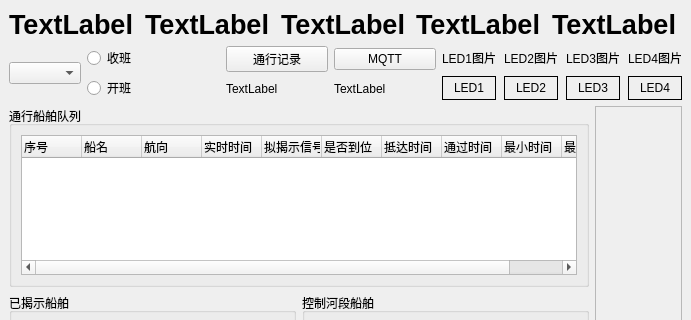
First picture: the form in mainwindow.ui, repository tengxinlin/controlSystem, before the edit; both pictures show x 0 to 691 and y 0 to 320 of the 691 by 800 pixel window.
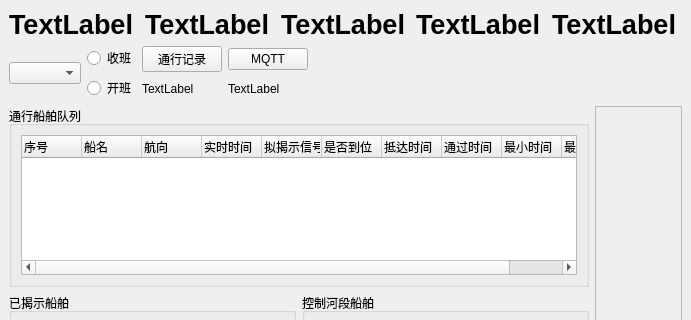
Second picture: the form after the edit.

The edit to the form file:
```diff
--- a/mainwindow.ui
+++ b/mainwindow.ui
@@ -92,7 +92,7 @@
        </layout>
       </item>
       <item>
-       <layout class="QHBoxLayout" name="horizontalLayout_top">
+       <layout class="QHBoxLayout" name="horizontalLayout_top" stretch="20,20,60">
         <item>
          <layout class="QHBoxLayout" name="horizontalLayout">
           <item>
@@ -162,164 +162,7 @@
          </layout>
         </item>
         <item>
-         <layout class="QHBoxLayout" name="horizontalLayout_led">
-          <item>
-           <layout class="QVBoxLayout" name="verticalLayout_led1">
-            <item>
-             <widget class="QLabel" name="label_led1_picture">
-              <property name="text">
-               <string>LED1图片</string>
-              </property>
-              <property name="alignment">
-               <set>Qt::AlignCenter</set>
-              </property>
-             </widget>
-            </item>
-            <item>
-             <widget class="QLabel" name="label_led1">
-              <property name="frameShape">
-               <enum>QFrame::Box</enum>
-              </property>
-              <property name="text">
-               <string>LED1</string>
-              </property>
-              <property name="alignment">
-               <set>Qt::AlignCenter</set>
-              </property>
-             </widget>
-            </item>
-           </layout>
-          </item>
-          <item>
-           <spacer name="horizontalSpacer">
-            <property name="orientation">
-             <enum>Qt::Horizontal</enum>
-            </property>
-            <property name="sizeType">
-             <enum>QSizePolicy::Preferred</enum>
-            </property>
-            <property name="sizeHint" stdset="0">
-             <size>
-              <width>2</width>
-              <height>20</height>
-             </size>
-            </property>
-           </spacer>
-          </item>
-          <item>
-           <layout class="QVBoxLayout" name="verticalLayout_led2">
-            <item>
-             <widget class="QLabel" name="label_led2_picture">
-              <property name="text">
-               <string>LED2图片</string>
-              </property>
-              <property name="alignment">
-               <set>Qt::AlignCenter</set>
-              </property>
-             </widget>
-            </item>
-            <item>
-             <widget class="QLabel" name="label_led2">
-              <property name="frameShape">
-               <enum>QFrame::Box</enum>
-              </property>
-              <property name="text">
-               <string>LED2</string>
-              </property>
-              <property name="alignment">
-               <set>Qt::AlignCenter</set>
-              </property>
-             </widget>
-            </item>
-           </layout>
-          </item>
-          <item>
-           <spacer name="horizontalSpacer_2">
-            <property name="orientation">
-             <enum>Qt::Horizontal</enum>
-            </property>
-            <property name="sizeType">
-             <enum>QSizePolicy::Preferred</enum>
-            </property>
-            <property name="sizeHint" stdset="0">
-             <size>
-              <width>2</width>
-              <height>20</height>
-             </size>
-            </property>
-           </spacer>
-          </item>
-          <item>
-           <layout class="QVBoxLayout" name="verticalLayout_led3">
-            <item>
-             <widget class="QLabel" name="label_led3_picture">
-              <property name="text">
-               <string>LED3图片</string>
-              </property>
-              <property name="alignment">
-               <set>Qt::AlignCenter</set>
-              </property>
-             </widget>
-            </item>
-            <item>
-             <widget class="QLabel" name="label_led3">
-              <property name="frameShape">
-               <enum>QFrame::Box</enum>
-              </property>
-              <property name="text">
-               <string>LED3</string>
-              </property>
-              <property name="alignment">
-               <set>Qt::AlignCenter</set>
-              </property>
-             </widget>
-            </item>
-           </layout>
-          </item>
-          <item>
-           <spacer name="horizontalSpacer_3">
-            <property name="orientation">
-             <enum>Qt::Horizontal</enum>
-            </property>
-            <property name="sizeType">
-             <enum>QSizePolicy::Preferred</enum>
-            </property>
-            <property name="sizeHint" stdset="0">
-             <size>
-              <width>2</width>
-              <height>20</height>
-             </size>
-            </property>
-           </spacer>
-          </item>
-          <item>
-           <layout class="QVBoxLayout" name="verticalLayout_led4">
-            <item>
-             <widget class="QLabel" name="label_led4_picture">
-              <property name="text">
-               <string>LED4图片</string>
-              </property>
-              <property name="alignment">
-               <set>Qt::AlignCenter</set>
-              </property>
-             </widget>
-            </item>
-            <item>
-             <widget class="QLabel" name="label_led4">
-              <property name="frameShape">
-               <enum>QFrame::Box</enum>
-              </property>
-              <property name="text">
-               <string>LED4</string>
-              </property>
-              <property name="alignment">
-               <set>Qt::AlignCenter</set>
-              </property>
-             </widget>
-            </item>
-           </layout>
-          </item>
-         </layout>
+         <widget class="QWidget" name="widget_led_container" native="true"/>
         </item>
        </layout>
       </item>
```
